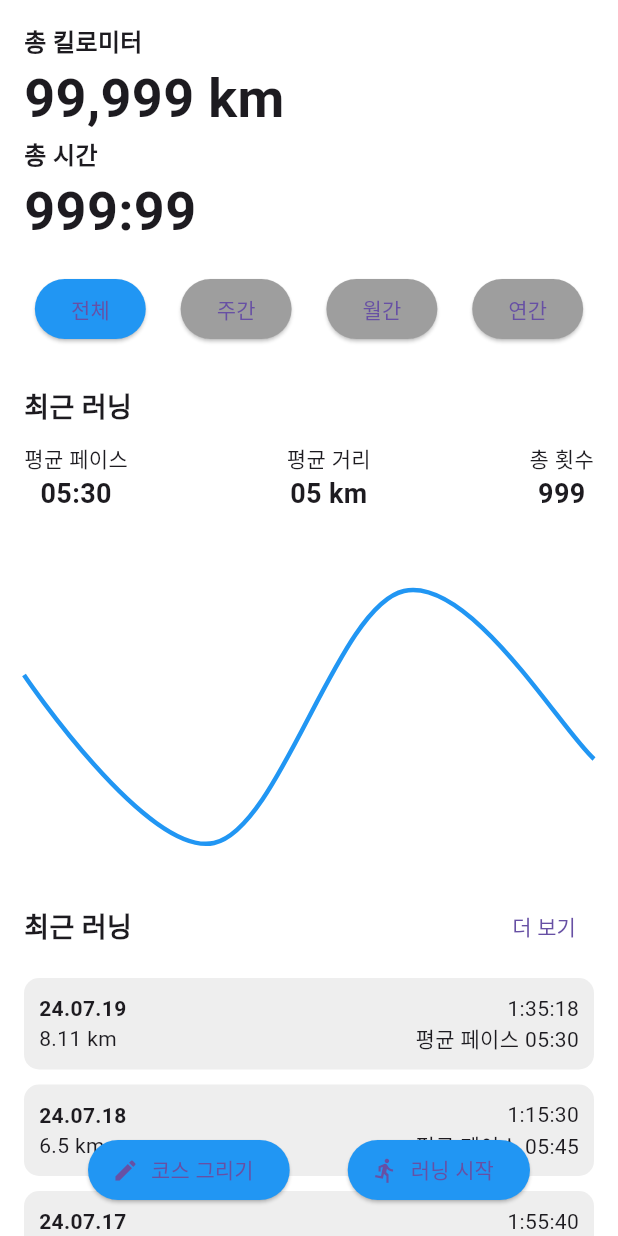
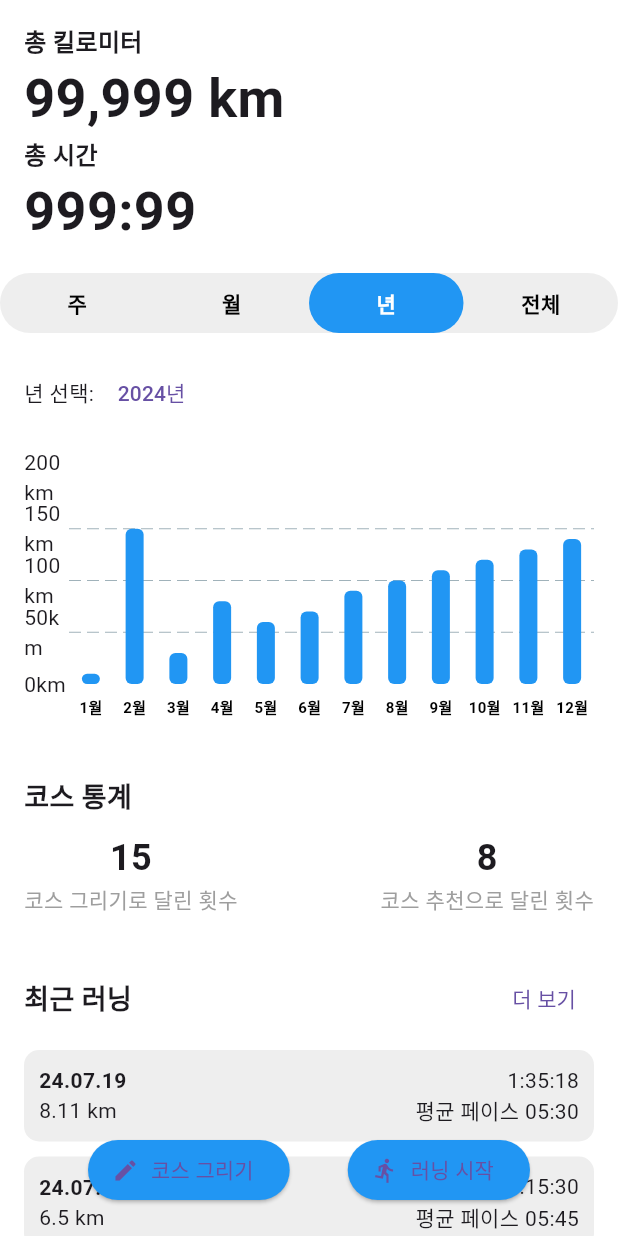
Before and after one commit to kclhh4318/runaway_frontend, a Flutter app: the StatsScreen screen opened directly, on a phone screen of 412 x 824 dp. Run offline on Flutter 3.47's test engine with Material 3 defaults, Android fonts, the phone set to English and light mode, and no system bars; drawn by our look-alikes of fl_chart; our stand-ins replace geolocator, shared_preferences; accounts and stored records are empty.

Commit message:
그래프 각 정보에 맞게 올바르게 수정 완료

```diff
--- a/lib/features/stats/screens/stats_screen.dart
+++ b/lib/features/stats/screens/stats_screen.dart
@@ -1,7 +1,8 @@
 import 'package:flutter/material.dart';
-import 'package:fl_chart/fl_chart.dart';
 import 'package:runaway/features/courses/screens/course_drawing_screen.dart';
 import 'package:runaway/features/running/screens/running_session_screen.dart';
+import 'package:runaway/features/stats/widgets/period_selector.dart';
+import 'package:runaway/features/stats/widgets/stats_bar_chart.dart';
 
 class StatsScreen extends StatefulWidget {
   const StatsScreen({Key? key}) : super(key: key);
@@ -13,7 +14,8 @@ class StatsScreen extends StatefulWidget {
 class _StatsScreenState extends State<StatsScreen> {
   final ScrollController _scrollController = ScrollController();
   bool _showRunningButtons = true;
-  String _selectedPeriod = '전체';
+  String _selectedPeriod = '년';
+  DateTime _selectedDate = DateTime.now();
 
   @override
   void initState() {
@@ -40,13 +42,9 @@ class _StatsScreenState extends State<StatsScreen> {
               controller: _scrollController,
               slivers: [
                 SliverToBoxAdapter(child: _buildTotalStats()),
-                SliverPersistentHeader(
-                  pinned: true,
-                  floating: true,
-                  delegate: PeriodTabsHeader(
-                    minExtent: 60,
-                    maxExtent: 60,
-                    selectedPeriod: _selectedPeriod,
+                SliverToBoxAdapter(
+                  child: PeriodSelector(
+                    initialPeriod: _selectedPeriod,
                     onPeriodSelected: (period) {
                       setState(() {
                         _selectedPeriod = period;
@@ -54,14 +52,16 @@ class _StatsScreenState extends State<StatsScreen> {
                     },
                   ),
                 ),
-                SliverToBoxAdapter(child: _buildRecentRunningStats()),
+                if (_selectedPeriod != '전체' && _selectedPeriod != '주')
+                  SliverToBoxAdapter(child: _buildDateFilter()),
                 SliverToBoxAdapter(child: _buildStatsChart()),
+                SliverToBoxAdapter(child: _buildCourseStatistics()),
                 SliverToBoxAdapter(child: _buildRecentRuns()),
-                SliverToBoxAdapter(child: _buildCourseStatistics()),
+                SliverToBoxAdapter(child: _buildMyDrawnCourses()),
               ],
             ),
           ),
-          _buildRunningButtons(context),
+          _buildRunningButtons(),
         ],
       ),
     );
@@ -94,34 +94,34 @@ class _StatsScreenState extends State<StatsScreen> {
     );
   }
 
-  Widget _buildRecentRunningStats() {
-    return Container(
-      padding: EdgeInsets.all(16),
-      child: Column(
-        crossAxisAlignment: CrossAxisAlignment.start,
+  Widget _buildDateFilter() {
+    return Padding(
+      padding: const EdgeInsets.all(16.0),
+      child: Row(
         children: [
-          Text('최근 러닝', style: TextStyle(fontSize: 18, fontWeight: FontWeight.bold)),
-          SizedBox(height: 10),
-          Row(
-            mainAxisAlignment: MainAxisAlignment.spaceBetween,
-            children: [
-              _buildStatItem('평균 페이스', '05:30'),
-              _buildStatItem('평균 거리', '05 km'),
-              _buildStatItem('총 횟수', '999'),
-            ],
+          Text(_selectedPeriod == '월간' ? '월 선택: ' : '년 선택: '),
+          TextButton(
+            onPressed: () async {
+              final DateTime? picked = await showDatePicker(
+                context: context,
+                initialDate: _selectedDate,
+                firstDate: DateTime(2000),
+                lastDate: DateTime.now(),
+              );
+              if (picked != null && picked != _selectedDate) {
+                setState(() {
+                  _selectedDate = picked;
+                });
+              }
+            },
+            child: Text(
+              _selectedPeriod == '월간'
+                  ? '${_selectedDate.year}년 ${_selectedDate.month}월'
+                  : '${_selectedDate.year}년',
+            ),
           ),
-          SizedBox(height: 20),
         ],
       ),
-    );
-  }
-
-  Widget _buildStatItem(String label, String value) {
-    return Column(
-      children: [
-        Text(label, style: TextStyle(fontSize: 14)),
-        Text(value, style: TextStyle(fontSize: 18, fontWeight: FontWeight.bold)),
-      ],
     );
   }
 
@@ -129,27 +129,39 @@ class _StatsScreenState extends State<StatsScreen> {
     return Container(
       height: 200,
       padding: EdgeInsets.all(16),
-      child: LineChart(
-        LineChartData(
-          lineBarsData: [
-            LineChartBarData(
-              spots: [
-                FlSpot(0, 3),
-                FlSpot(1, 1),
-                FlSpot(2, 4),
-                FlSpot(3, 2),
-              ],
-              isCurved: true,
-              color: Colors.blue,
-              barWidth: 3,
-              dotData: FlDotData(show: false),
-            ),
-          ],
-          titlesData: FlTitlesData(show: false),
-          borderData: FlBorderData(show: false),
-          gridData: FlGridData(show: false),
-        ),
+      child: StatsBarChart(
+        selectedPeriod: _selectedPeriod,
+        selectedDate: _selectedDate,
       ),
+    );
+  }
+
+  Widget _buildCourseStatistics() {
+    return Container(
+      padding: EdgeInsets.all(16),
+      child: Column(
+        crossAxisAlignment: CrossAxisAlignment.start,
+        children: [
+          Text('코스 통계', style: TextStyle(fontSize: 18, fontWeight: FontWeight.bold)),
+          SizedBox(height: 10),
+          Row(
+            mainAxisAlignment: MainAxisAlignment.spaceBetween,
+            children: [
+              _buildCourseStatItem('코스 그리기로 달린 횟수', '15'),
+              _buildCourseStatItem('코스 추천으로 달린 횟수', '8'),
+            ],
+          ),
+        ],
+      ),
+    );
+  }
+
+  Widget _buildCourseStatItem(String label, String value) {
+    return Column(
+      children: [
+        Text(value, style: TextStyle(fontSize: 24, fontWeight: FontWeight.bold)),
+        Text(label, style: TextStyle(fontSize: 14, color: Colors.grey)),
+      ],
     );
   }
 
@@ -210,23 +222,13 @@ class _StatsScreenState extends State<StatsScreen> {
     );
   }
 
-  Widget _buildCourseStatistics() {
+  Widget _buildMyDrawnCourses() {
     return Container(
       padding: EdgeInsets.all(16),
       child: Column(
         crossAxisAlignment: CrossAxisAlignment.start,
         children: [
-          Text('코스 통계', style: TextStyle(fontSize: 18, fontWeight: FontWeight.bold)),
-          SizedBox(height: 10),
-          Row(
-            mainAxisAlignment: MainAxisAlignment.spaceBetween,
-            children: [
-              _buildCourseStatItem('코스 그리기로 달린 횟수', '15'),
-              _buildCourseStatItem('코스 추천으로 달린 횟수', '8'),
-            ],
-          ),
-          SizedBox(height: 10),
-          Text('내가 그린 코스', style: TextStyle(fontSize: 16, fontWeight: FontWeight.bold)),
+          Text('내가 그린 코스', style: TextStyle(fontSize: 18, fontWeight: FontWeight.bold)),
           SizedBox(height: 10),
           SingleChildScrollView(
             scrollDirection: Axis.horizontal,
@@ -236,15 +238,6 @@ class _StatsScreenState extends State<StatsScreen> {
           ),
         ],
       ),
-    );
-  }
-
-  Widget _buildCourseStatItem(String label, String value) {
-    return Column(
-      children: [
-        Text(value, style: TextStyle(fontSize: 24, fontWeight: FontWeight.bold)),
-        Text(label, style: TextStyle(fontSize: 14, color: Colors.grey)),
-      ],
     );
   }
 
@@ -261,7 +254,7 @@ class _StatsScreenState extends State<StatsScreen> {
     );
   }
 
-  Widget _buildRunningButtons(BuildContext context) {
+  Widget _buildRunningButtons() {
     return Positioned(
       bottom: 20,
       left: 20,
@@ -300,41 +293,3 @@ class _StatsScreenState extends State<StatsScreen> {
     );
   }
 }
-
-class PeriodTabsHeader extends SliverPersistentHeaderDelegate {
-  final double minExtent;
-  final double maxExtent;
-  final String selectedPeriod;
-  final ValueChanged<String> onPeriodSelected;
-
-  PeriodTabsHeader({
-    required this.minExtent,
-    required this.maxExtent,
-    required this.selectedPeriod,
-    required this.onPeriodSelected,
-  });
-
-  @override
-  Widget build(BuildContext context, double shrinkOffset, bool overlapsContent) {
-    return Container(
-      color: Colors.white.withOpacity(0.9),
-      child: Row(
-        mainAxisAlignment: MainAxisAlignment.spaceEvenly,
-        children: ['전체', '주간', '월간', '연간'].map((period) {
-          return ElevatedButton(
-            child: Text(period),
-            onPressed: () => onPeriodSelected(period),
-            style: ElevatedButton.styleFrom(
-              backgroundColor: selectedPeriod == period ? Colors.blue : Colors.grey,
-            ),
-          );
-        }).toList(),
-      ),
-    );
-  }
-
-  @override
-  bool shouldRebuild(covariant SliverPersistentHeaderDelegate oldDelegate) {
-    return true;
-  }
-}
--- /dev/null
+++ b/lib/features/stats/widgets/period_selector.dart
@@ -0,0 +1,70 @@
+import 'package:flutter/material.dart';
+
+class PeriodSelector extends StatefulWidget {
+  final String initialPeriod;
+  final ValueChanged<String> onPeriodSelected;
+
+  const PeriodSelector({
+    Key? key,
+    required this.initialPeriod,
+    required this.onPeriodSelected,
+  }) : super(key: key);
+
+  @override
+  _PeriodSelectorState createState() => _PeriodSelectorState();
+}
+
+class _PeriodSelectorState extends State<PeriodSelector> {
+  late String _selectedPeriod;
+
+  @override
+  void initState() {
+    super.initState();
+    _selectedPeriod = widget.initialPeriod;
+  }
+
+  void _handlePeriodSelected(String period) {
+    setState(() {
+      _selectedPeriod = period;
+    });
+    widget.onPeriodSelected(period);
+  }
+
+  @override
+  Widget build(BuildContext context) {
+    return Container(
+      height: 40,
+      decoration: BoxDecoration(
+        color: Colors.grey[200],
+        borderRadius: BorderRadius.circular(20),
+      ),
+      child: Row(
+        mainAxisAlignment: MainAxisAlignment.spaceEvenly,
+        children: ['주', '월', '년', '전체'].map((period) {
+          bool isSelected = _selectedPeriod == period;
+          return Expanded(
+            child: GestureDetector(
+              onTap: () => _handlePeriodSelected(period),
+              child: Container(
+                decoration: BoxDecoration(
+                  color: isSelected ? Colors.blue : Colors.transparent,
+                  borderRadius: BorderRadius.circular(20),
+                ),
+                child: Center(
+                  child: Text(
+                    period,
+                    style: TextStyle(
+                      color: isSelected ? Colors.white : Colors.black,
+                      fontWeight: FontWeight.bold,
+                      fontSize: 14,
+                    ),
+                  ),
+                ),
+              ),
+            ),
+          );
+        }).toList(),
+      ),
+    );
+  }
+}
--- /dev/null
+++ b/lib/features/stats/widgets/stats_bar_chart.dart
@@ -0,0 +1,144 @@
+import 'package:flutter/material.dart';
+import 'package:fl_chart/fl_chart.dart';
+import 'package:intl/intl.dart';
+
+class StatsBarChart extends StatelessWidget {
+  final String selectedPeriod;
+  final DateTime selectedDate;
+
+  const StatsBarChart({
+    Key? key,
+    required this.selectedPeriod,
+    required this.selectedDate,
+  }) : super(key: key);
+
+  @override
+  Widget build(BuildContext context) {
+    final data = _getDummyData();
+    final maxY = data.reduce((a, b) => a > b ? a : b);
+    final interval = _calculateInterval(maxY);
+
+    return BarChart(
+      BarChartData(
+        alignment: BarChartAlignment.spaceAround,
+        maxY: maxY + interval,
+        barTouchData: BarTouchData(
+          touchTooltipData: BarTouchTooltipData(
+            tooltipBgColor: Colors.blueAccent,
+            getTooltipItem: (group, groupIndex, rod, rodIndex) {
+              return BarTooltipItem(
+                '${rod.toY.round()} km',
+                const TextStyle(color: Colors.white),
+              );
+            },
+          ),
+        ),
+        titlesData: FlTitlesData(
+          bottomTitles: AxisTitles(
+            sideTitles: SideTitles(
+              showTitles: true,
+              getTitlesWidget: (double value, TitleMeta meta) {
+                return Padding(
+                  padding: const EdgeInsets.only(top: 8.0),
+                  child: Text(
+                    _getBottomTitles(value),
+                    style: const TextStyle(
+                      color: Colors.black,
+                      fontWeight: FontWeight.bold,
+                      fontSize: 10,
+                    ),
+                  ),
+                );
+              },
+              reservedSize: 30,
+            ),
+          ),
+          leftTitles: AxisTitles(
+            sideTitles: SideTitles(
+              showTitles: true,
+              getTitlesWidget: (value, meta) {
+                if (value % interval == 0) {
+                  return Text('${value.toInt()}km');
+                }
+                return Text('');
+              },
+              reservedSize: 30,
+              interval: interval,
+            ),
+          ),
+          topTitles: AxisTitles(sideTitles: SideTitles(showTitles: false)),
+          rightTitles: AxisTitles(sideTitles: SideTitles(showTitles: false)),
+        ),
+        borderData: FlBorderData(show: false),
+        barGroups: _getBarGroups(data),
+        gridData: FlGridData(
+          show: true,
+          drawHorizontalLine: true,
+          horizontalInterval: interval,
+          drawVerticalLine: false,
+        ),
+      ),
+    );
+  }
+
+  List<double> _getDummyData() {
+    switch (selectedPeriod) {
+      case '주':
+        return [10, 15, 30, 25, 40, 35, 20];
+      case '월':
+        return List.generate(31, (index) => (index % 2 == 0) ? 20.0 + index : 0);
+      case '년':
+        return [10, 150, 30, 80, 60, 70, 90, 100, 110, 120, 130, 140];
+      case '전체':
+        return [100, 200, 150, 300];
+      default:
+        return [];
+    }
+  }
+
+  List<BarChartGroupData> _getBarGroups(List<double> data) {
+    return List.generate(data.length, (index) {
+      return BarChartGroupData(
+        x: index,
+        barRods: [
+          BarChartRodData(
+            toY: data[index],
+            color: Colors.blue,
+            width: 12,
+            borderRadius: BorderRadius.circular(4),
+          ),
+        ],
+      );
+    });
+  }
+
+  double _calculateInterval(double maxY) {
+    if (maxY <= 50) return 10;
+    if (maxY <= 100) return 20;
+    if (maxY <= 200) return 50;
+    return 100;
+  }
+
+  String _getBottomTitles(double value) {
+    final intValue = value.toInt();
+    switch (selectedPeriod) {
+      case '주':
+        return ['일', '월', '화', '수', '목', '금', '토'][intValue];
+      case '월':
+        if (intValue % 7 == 0) {
+          return '${intValue + 1}일';
+        }
+        return '';
+      case '년':
+        return ['1월', '2월', '3월', '4월', '5월', '6월', '7월', '8월', '9월', '10월', '11월', '12월'][intValue];
+      case '전체':
+        final years = [2021, 2022, 2023, 2024];
+        if (intValue < years.length) {
+          return years[years.length - 1 - intValue].toString();
+        }
+        return '';
+      default:
+        return '';
+    }
+  }
+}
```
Also changed, not shown: 1 other file.
